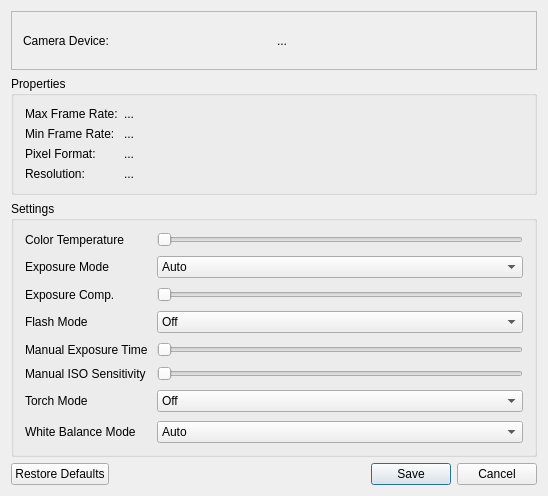
m-riley04/ModularSensorSystem, file src/Windows/QtCameraControlsWindow/QtCameraControlsDialog.ui: the form before one commit.
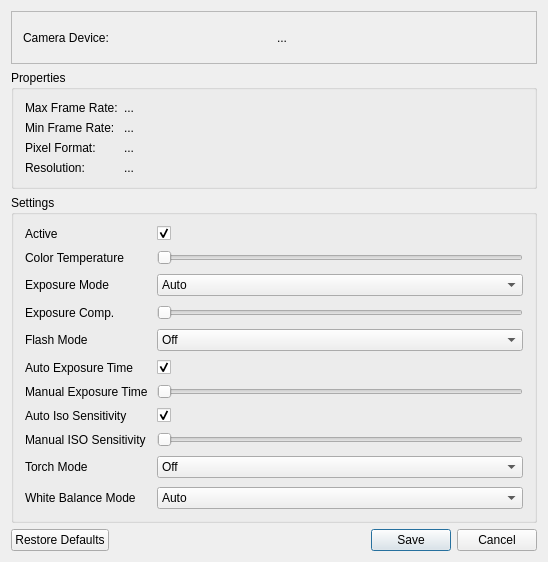
The form after the commit.

Commit message: hook up connections to camera for controls

Patch:
```diff
--- a/src/Windows/QtCameraControlsWindow/QtCameraControlsDialog.ui
+++ b/src/Windows/QtCameraControlsWindow/QtCameraControlsDialog.ui
@@ -7,7 +7,7 @@
     <x>0</x>
     <y>0</y>
     <width>548</width>
-    <height>496</height>
+    <height>562</height>
    </rect>
   </property>
   <property name="windowTitle">
@@ -117,9 +117,6 @@
       <property name="fieldGrowthPolicy">
        <enum>QFormLayout::FieldGrowthPolicy::AllNonFixedFieldsGrow</enum>
       </property>
-      <property name="rowWrapPolicy">
-       <enum>QFormLayout::RowWrapPolicy::DontWrapRows</enum>
-      </property>
       <property name="horizontalSpacing">
        <number>9</number>
       </property>
@@ -127,6 +124,23 @@
        <number>9</number>
       </property>
       <item row="0" column="0">
+       <widget class="QLabel" name="label_14">
+        <property name="text">
+         <string>Active</string>
+        </property>
+       </widget>
+      </item>
+      <item row="0" column="1">
+       <widget class="QCheckBox" name="checkboxActive">
+        <property name="text">
+         <string/>
+        </property>
+        <property name="checked">
+         <bool>true</bool>
+        </property>
+       </widget>
+      </item>
+      <item row="1" column="0">
        <widget class="QLabel" name="label">
         <property name="text">
          <string>Color Temperature</string>
@@ -136,7 +150,7 @@
         </property>
        </widget>
       </item>
-      <item row="0" column="1">
+      <item row="1" column="1">
        <widget class="QSlider" name="sliderColorTemp">
         <property name="maximum">
          <number>10000</number>
@@ -152,7 +166,7 @@
         </property>
        </widget>
       </item>
-      <item row="1" column="0">
+      <item row="2" column="0">
        <widget class="QLabel" name="label_3">
         <property name="text">
          <string>Exposure Mode</string>
@@ -162,7 +176,7 @@
         </property>
        </widget>
       </item>
-      <item row="1" column="1">
+      <item row="2" column="1">
        <widget class="QComboBox" name="dropdownExposureMode">
         <item>
          <property name="text">
@@ -251,7 +265,7 @@
         </item>
        </widget>
       </item>
-      <item row="2" column="0">
+      <item row="3" column="0">
        <widget class="QLabel" name="label_2">
         <property name="text">
          <string>Exposure Comp.</string>
@@ -261,14 +275,14 @@
         </property>
        </widget>
       </item>
-      <item row="2" column="1">
+      <item row="3" column="1">
        <widget class="QSlider" name="sliderExposureComp">
         <property name="orientation">
          <enum>Qt::Orientation::Horizontal</enum>
         </property>
        </widget>
       </item>
-      <item row="3" column="0">
+      <item row="4" column="0">
        <widget class="QLabel" name="label_4">
         <property name="text">
          <string>Flash Mode</string>
@@ -278,7 +292,7 @@
         </property>
        </widget>
       </item>
-      <item row="3" column="1">
+      <item row="4" column="1">
        <widget class="QComboBox" name="dropdownFlashMode">
         <item>
          <property name="text">
@@ -297,7 +311,24 @@
         </item>
        </widget>
       </item>
-      <item row="4" column="0">
+      <item row="5" column="0">
+       <widget class="QLabel" name="label_15">
+        <property name="text">
+         <string>Auto Exposure Time</string>
+        </property>
+       </widget>
+      </item>
+      <item row="5" column="1">
+       <widget class="QCheckBox" name="checkboxAutoExposureTime">
+        <property name="text">
+         <string/>
+        </property>
+        <property name="checked">
+         <bool>true</bool>
+        </property>
+       </widget>
+      </item>
+      <item row="6" column="0">
        <widget class="QLabel" name="label_7">
         <property name="text">
          <string>Manual Exposure Time</string>
@@ -307,14 +338,31 @@
         </property>
        </widget>
       </item>
-      <item row="4" column="1">
+      <item row="6" column="1">
        <widget class="QSlider" name="sliderManualExposureTime">
         <property name="orientation">
          <enum>Qt::Orientation::Horizontal</enum>
         </property>
        </widget>
       </item>
-      <item row="5" column="0">
+      <item row="7" column="0">
+       <widget class="QLabel" name="label_16">
+        <property name="text">
+         <string>Auto Iso Sensitivity</string>
+        </property>
+       </widget>
+      </item>
+      <item row="7" column="1">
+       <widget class="QCheckBox" name="checkboxAutoIsoSensitivity">
+        <property name="text">
+         <string/>
+        </property>
+        <property name="checked">
+         <bool>true</bool>
+        </property>
+       </widget>
+      </item>
+      <item row="8" column="0">
        <widget class="QLabel" name="label_5">
         <property name="text">
          <string>Manual ISO Sensitivity</string>
@@ -324,7 +372,7 @@
         </property>
        </widget>
       </item>
-      <item row="5" column="1">
+      <item row="8" column="1">
        <widget class="QSlider" name="sliderManualIsoSensitivity">
         <property name="maximum">
          <number>128000</number>
@@ -337,7 +385,7 @@
         </property>
        </widget>
       </item>
-      <item row="6" column="0">
+      <item row="9" column="0">
        <widget class="QLabel" name="label_6">
         <property name="text">
          <string>Torch Mode</string>
@@ -347,7 +395,7 @@
         </property>
        </widget>
       </item>
-      <item row="6" column="1">
+      <item row="9" column="1">
        <widget class="QComboBox" name="dropdownTorchMode">
         <item>
          <property name="text">
@@ -366,7 +414,7 @@
         </item>
        </widget>
       </item>
-      <item row="7" column="0">
+      <item row="10" column="0">
        <widget class="QLabel" name="label_8">
         <property name="text">
          <string>White Balance Mode</string>
@@ -376,7 +424,7 @@
         </property>
        </widget>
       </item>
-      <item row="7" column="1">
+      <item row="10" column="1">
        <widget class="QComboBox" name="dropdownWhiteBalanceMode">
         <item>
          <property name="text">
```
Left out of the diff: 52 changed lines with no effect on the pictures. The commit also changes 6 other files.
